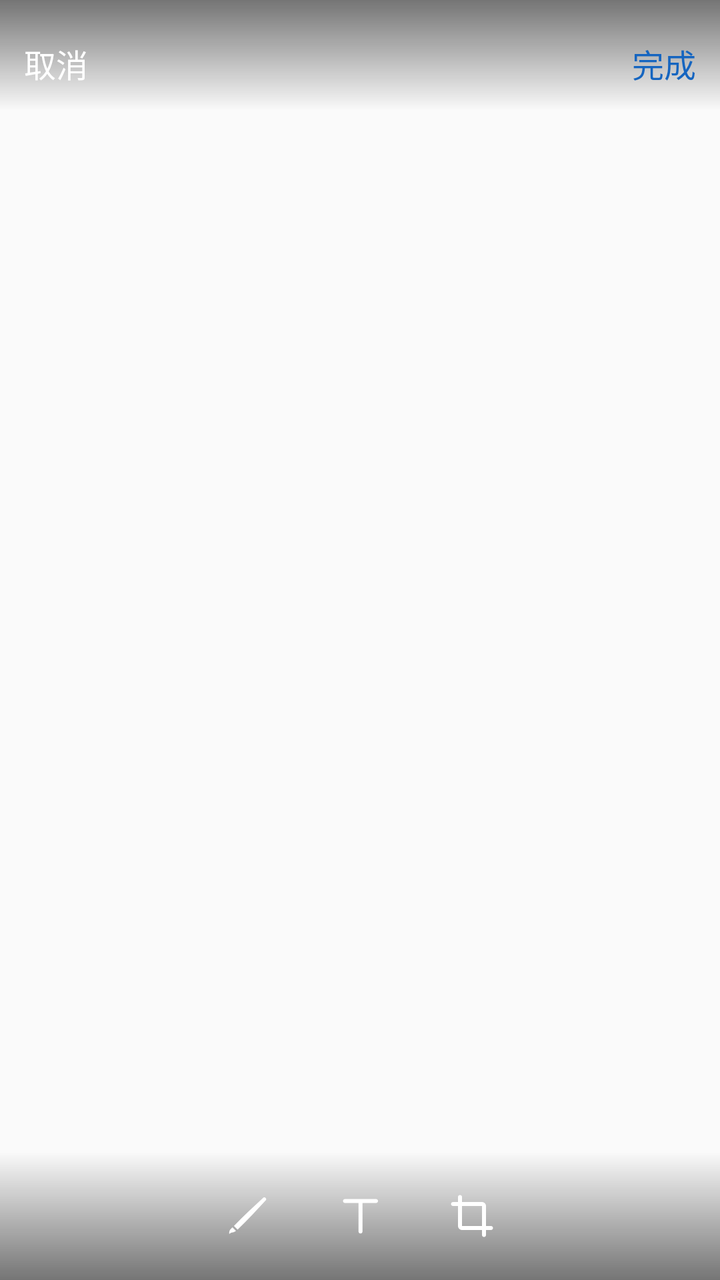
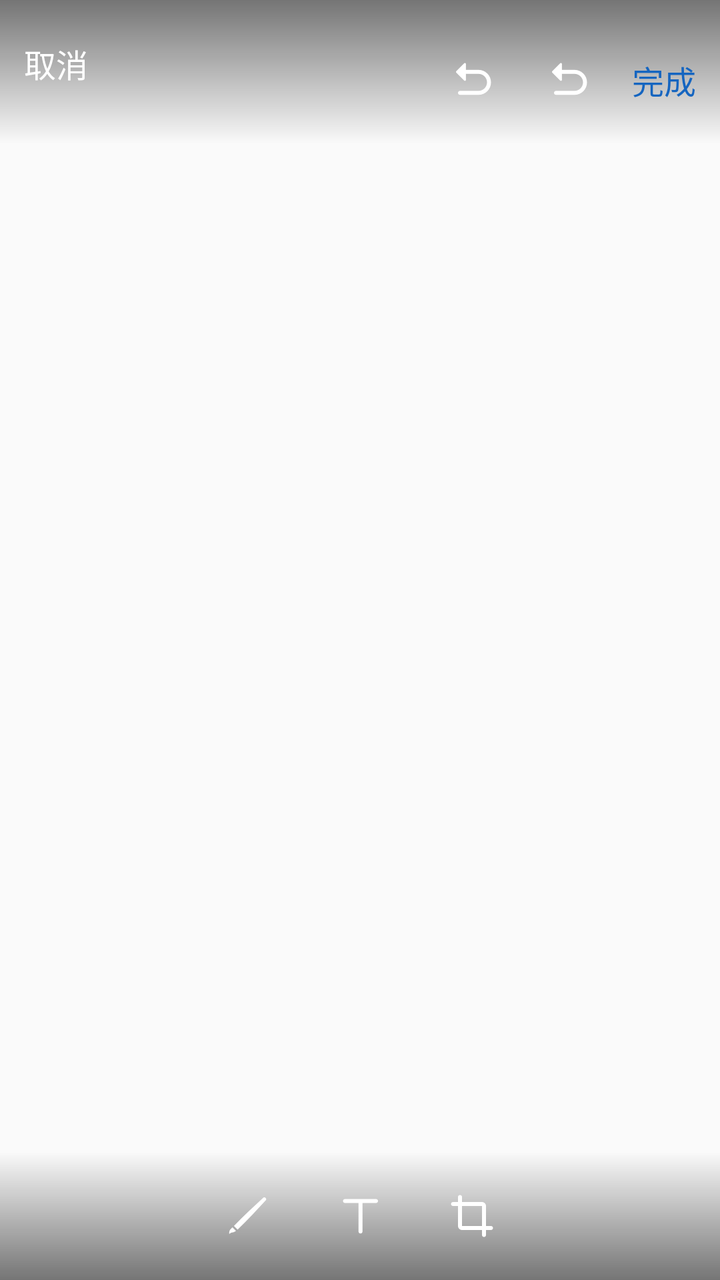

Compare the two renders of this Android layout. The source of the first and the diff that turns it into the second are given below.
<!-- AndroidManifest.xml: another module's application theme Theme.Snote -->
<!-- res/layout/image_edit_opt_layout.xml -->
<?xml version="1.0" encoding="utf-8"?>
<LinearLayout xmlns:android="http://schemas.android.com/apk/res/android"
    xmlns:app="http://schemas.android.com/apk/res-auto"
    xmlns:tools="http://schemas.android.com/tools"
    android:layout_width="match_parent"
    android:layout_height="match_parent"
    android:layout_gravity="bottom"
    android:orientation="vertical">

    <FrameLayout
        android:layout_width="match_parent"
        android:layout_height="wrap_content"
        android:background="@drawable/image_bg_top"
        android:padding="12dp">

        <TextView
            android:id="@+id/tv_cancel"
            android:layout_width="wrap_content"
            android:layout_height="wrap_content"
            android:layout_gravity="top"
            android:layout_marginTop="8dp"
            android:clickable="true"
            android:focusable="true"
            android:onClick="onClick"
            android:text="@string/image_cancel"
            android:textColor="@color/image_color_primary"
            android:textSize="16sp" />

        <TextView
            android:id="@+id/tv_done"
            android:layout_width="wrap_content"
            android:layout_height="wrap_content"
            android:layout_gravity="top|end"
            android:layout_marginTop="8dp"
            android:clickable="true"
            android:focusable="true"
            android:onClick="onClick"
            android:text="@string/image_done"
            android:textColor="@color/image_color_accent"
            android:textSize="16sp" />

    </FrameLayout>

    <Space
        android:layout_width="match_parent"
        android:layout_height="0dp"
        android:layout_weight="1" />

    <LinearLayout
        android:id="@+id/layout_op_sub"
        android:layout_width="match_parent"
        android:layout_height="wrap_content"
        android:gravity="center"
        android:orientation="vertical"
        android:visibility="invisible"
        android:paddingHorizontal="12dp"
        tools:visibility="visible">

        <LinearLayout
            android:layout_width="match_parent"
            android:layout_height="wrap_content"
            android:gravity="center"
            android:orientation="horizontal">

            <ViewSwitcher
                android:id="@+id/vs_op_sub"
                android:layout_width="wrap_content"
                android:layout_height="wrap_content"
                android:measureAllChildren="true">

                <me.minetsh.imaging.view.IMGColorGroup
                    android:id="@+id/cg_colors"
                    android:layout_width="wrap_content"
                    android:layout_height="wrap_content"
                    android:layout_gravity="center"
                    android:checkedButton="@+id/cr_red"
                    android:gravity="center"
                    android:orientation="horizontal">

                    <me.minetsh.imaging.view.IMGColorRadio
                        android:id="@+id/cr_red"
                        android:layout_width="@dimen/image_color"
                        android:layout_height="@dimen/image_color"
                        android:layout_margin="@dimen/image_color_margin"
                        android:button="@null"
                        app:image_color="@color/image_color_red" />

                    <me.minetsh.imaging.view.IMGColorRadio
                        android:layout_width="@dimen/image_color"
                        android:layout_height="@dimen/image_color"
                        android:layout_margin="@dimen/image_color_margin"
                        app:image_color="@color/image_color_black" />

                    <me.minetsh.imaging.view.IMGColorRadio
                        android:layout_width="@dimen/image_color"
                        android:layout_height="@dimen/image_color"
                        android:layout_margin="@dimen/image_color_margin"
                        app:image_color="@color/image_color_white" />

                    <me.minetsh.imaging.view.IMGColorRadio
                        android:layout_width="@dimen/image_color"
                        android:layout_height="@dimen/image_color"
                        android:layout_margin="@dimen/image_color_margin"
                        app:image_color="@color/image_color_cyan" />

                    <me.minetsh.imaging.view.IMGColorRadio
                        android:layout_width="@dimen/image_color"
                        android:layout_height="@dimen/image_color"
                        android:layout_margin="@dimen/image_color_margin"
                        app:image_color="@color/image_color_yellow" />

                    <me.minetsh.imaging.view.IMGColorRadio
                        android:layout_width="@dimen/image_color"
                        android:layout_height="@dimen/image_color"
                        android:layout_margin="@dimen/image_color_margin"
                        app:image_color="@color/image_color_blue" />

                </me.minetsh.imaging.view.IMGColorGroup>

            </ViewSwitcher>

            <ImageButton
                android:id="@+id/btn_eraser"
                android:layout_width="36dp"
                android:layout_height="36dp"
                android:layout_marginLeft="8dp"
                android:layout_marginStart="8dp"
                android:background="@null"
                android:contentDescription="橡皮擦"
                android:onClick="onClick"
                android:src="@drawable/image_btn_eraser" />

            <ImageButton
                android:id="@+id/btn_undo"
                android:layout_width="wrap_content"
                android:layout_height="wrap_content"
                android:background="@null"
                android:contentDescription="@string/image_undo"
                android:onClick="onClick"
                android:src="@drawable/image_btn_undo" />

        </LinearLayout>

        <SeekBar
            android:id="@+id/sb_stroke_width"
            android:layout_width="match_parent"
            android:layout_height="wrap_content"
            android:layout_marginTop="6dp"
            android:max="48"
            android:min="10"
            android:progress="20" />

    </LinearLayout>

    <RadioGroup
        android:id="@+id/rg_modes"
        android:layout_width="match_parent"
        android:layout_height="wrap_content"
        android:background="@drawable/image_bg_bottom"
        android:gravity="center"
        android:orientation="horizontal"
        android:padding="20dp">

        <RadioButton
            android:id="@+id/rb_doodle"
            android:layout_width="wrap_content"
            android:layout_height="wrap_content"
            android:button="@drawable/image_btn_doodle"
            android:gravity="center"
            android:onClick="onClick"
            android:textColor="#FFF" />

        <Space
            android:layout_width="@dimen/image_mode_space"
            android:layout_height="wrap_content" />

        <ImageButton
            android:id="@+id/btn_text"
            android:layout_width="wrap_content"
            android:layout_height="wrap_content"
            android:background="@null"
            android:contentDescription="@string/image_text"
            android:gravity="center"
            android:onClick="onClick"
            android:src="@drawable/image_btn_text"
            android:textColor="#FFF" />

        <Space
            android:layout_width="@dimen/image_mode_space"
            android:layout_height="wrap_content" />

        <ImageButton
            android:id="@+id/btn_clip"
            android:layout_width="wrap_content"
            android:layout_height="wrap_content"
            android:background="@null"
            android:contentDescription="@string/image_clip"
            android:gravity="center"
            android:onClick="onClick"
            android:src="@drawable/image_btn_clip"
            android:textColor="#FFF" />

    </RadioGroup>

</LinearLayout>
<!-- resources referenced by this layout -->
<resources>
  <color name="image_color_accent">#1565C0</color>
  <color name="image_color_black">#2B2B2B</color>
  <color name="image_color_blue">#0078FF</color>
  <color name="image_color_cyan">#20FFCD</color>
  <color name="image_color_primary">#FFFFFF</color>
  <color name="image_color_red">#FF5151</color>
  <color name="image_color_white">#FFFFFF</color>
  <color name="image_color_yellow">#FFCC00</color>
  <dimen name="image_color">28dp</dimen>
  <dimen name="image_color_margin">6dp</dimen>
  <dimen name="image_mode_space">32dp</dimen>
  <!-- drawable image_bg_bottom (drawable) -->
  <?xml version="1.0" encoding="utf-8"?>
  <shape xmlns:android="http://schemas.android.com/apk/res/android">
  
      <gradient
          android:angle="90"
          android:endColor="#0000"
          android:startColor="#8000" />
  
  </shape>
  <!-- drawable image_bg_top (drawable) -->
  <?xml version="1.0" encoding="utf-8"?>
  <shape xmlns:android="http://schemas.android.com/apk/res/android">
  
      <gradient
          android:angle="270"
          android:endColor="#0000"
          android:startColor="#8000" />
  
  </shape>
  <!-- drawable image_btn_clip (drawable) -->
  <?xml version="1.0" encoding="utf-8"?>
  <selector xmlns:android="http://schemas.android.com/apk/res/android">
  
      <item android:drawable="@mipmap/image_ic_clip_checked" android:state_pressed="true" />
  
      <item android:drawable="@mipmap/image_ic_clip_checked" android:state_checked="true" />
  
      <item android:drawable="@mipmap/image_ic_clip" />
  
  </selector>
  <!-- drawable image_btn_doodle (drawable) -->
  <?xml version="1.0" encoding="utf-8"?>
  <selector xmlns:android="http://schemas.android.com/apk/res/android">
  
      <item android:drawable="@mipmap/image_ic_doodle_checked" android:state_pressed="true" />
  
      <item android:drawable="@mipmap/image_ic_doodle_checked" android:state_checked="true" />
  
      <item android:drawable="@mipmap/image_ic_doodle" />
  
  </selector>
  <!-- drawable image_btn_eraser (drawable) -->
  <?xml version="1.0" encoding="utf-8"?>
  <selector xmlns:android="http://schemas.android.com/apk/res/android">
      <item android:drawable="@drawable/ic_eraser_selected" android:state_selected="true" />
      <item android:drawable="@drawable/ic_eraser" />
  </selector>
  <!-- drawable image_btn_text (drawable) -->
  <?xml version="1.0" encoding="utf-8"?>
  <selector xmlns:android="http://schemas.android.com/apk/res/android">
  
      <item android:drawable="@mipmap/image_ic_text_checked" android:state_pressed="true" />
  
      <item android:drawable="@mipmap/image_ic_text_checked" android:state_checked="true" />
  
      <item android:drawable="@mipmap/image_ic_text" />
  
  </selector>
  <!-- drawable image_btn_undo (drawable) -->
  <?xml version="1.0" encoding="utf-8"?>
  <selector xmlns:android="http://schemas.android.com/apk/res/android">
  
      <item android:drawable="@mipmap/image_ic_undo_disable" android:state_enabled="false" />
  
      <item android:drawable="@mipmap/image_ic_undo" />
  
  </selector>
  <string name="image_cancel">取消</string>
  <string name="image_clip">裁剪</string>
  <string name="image_done">完成</string>
  <string name="image_text">文字</string>
  <string name="image_undo">撤销</string>
  <style name="Theme.Snote" parent="android:Theme.Material.Light.NoActionBar">
          <item name="android:statusBarColor">@android:color/transparent</item>
          <item name="android:navigationBarColor">@android:color/transparent</item>
      </style>
  <!-- unchanged entries left out for length: 2 -->
</resources>

<!-- the commit's change to res/layout/image_edit_opt_layout.xml (unified diff, before → after) -->
@@ -26,18 +26,48 @@
             android:textColor="@color/image_color_primary"
             android:textSize="16sp" />
 
-        <TextView
-            android:id="@+id/tv_done"
+        <LinearLayout
             android:layout_width="wrap_content"
             android:layout_height="wrap_content"
             android:layout_gravity="top|end"
             android:layout_marginTop="8dp"
-            android:clickable="true"
-            android:focusable="true"
-            android:onClick="onClick"
-            android:text="@string/image_done"
-            android:textColor="@color/image_color_accent"
-            android:textSize="16sp" />
+            android:gravity="center_vertical"
+            android:orientation="horizontal">
+
+            <ImageButton
+                android:id="@+id/btn_undo"
+                android:layout_width="40dp"
+                android:layout_height="40dp"
+                android:background="@null"
+                android:contentDescription="@string/image_undo"
+                android:onClick="onClick"
+                android:src="@drawable/image_btn_undo" />
+
+            <ImageButton
+                android:id="@+id/btn_redo"
+                android:layout_width="40dp"
+                android:layout_height="40dp"
+                android:layout_marginStart="8dp"
+                android:layout_marginLeft="8dp"
+                android:background="@null"
+                android:contentDescription="前进"
+                android:onClick="onClick"
+                android:src="@drawable/image_btn_undo" />
+
+            <TextView
+                android:id="@+id/tv_done"
+                android:layout_width="wrap_content"
+                android:layout_height="wrap_content"
+                android:layout_marginStart="12dp"
+                android:layout_marginLeft="12dp"
+                android:clickable="true"
+                android:focusable="true"
+                android:onClick="onClick"
+                android:text="@string/image_done"
+                android:textColor="@color/image_color_accent"
+                android:textSize="16sp" />
+
+        </LinearLayout>
 
     </FrameLayout>
 
@@ -130,15 +160,6 @@
                 android:onClick="onClick"
                 android:src="@drawable/image_btn_eraser" />
 
-            <ImageButton
-                android:id="@+id/btn_undo"
-                android:layout_width="wrap_content"
-                android:layout_height="wrap_content"
-                android:background="@null"
-                android:contentDescription="@string/image_undo"
-                android:onClick="onClick"
-                android:src="@drawable/image_btn_undo" />
-
         </LinearLayout>
 
         <SeekBar
